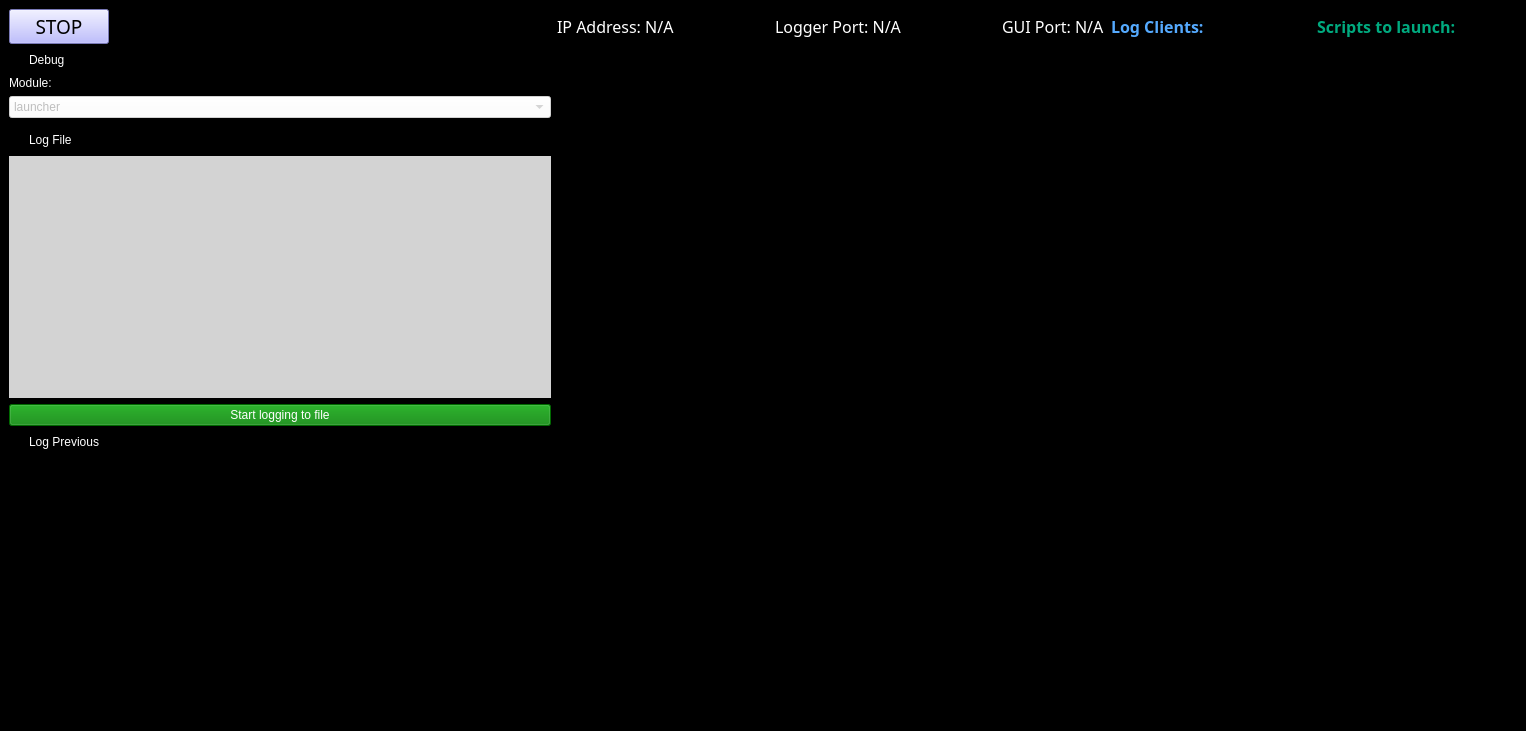
Before: the Qt Designer form pylabnet/gui/pyqt/gui_templates/logger_remote.ui in lukingroup/pylabnet, drawn with Qt 5.
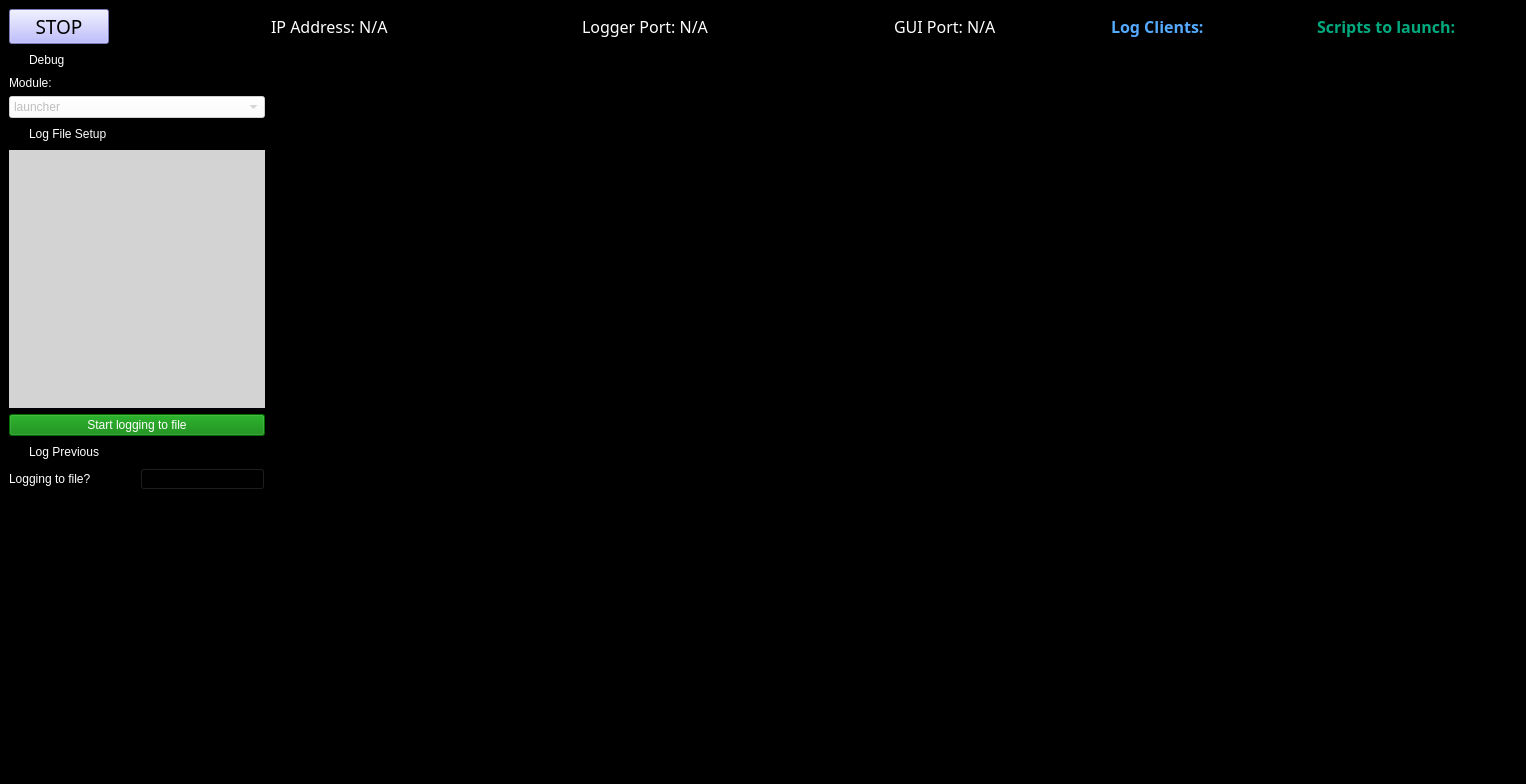
After: the same form once the commit is applied. Icons and pictures are not drawn.

Commit message: Write fiber coupling GUI Fixes #57

```diff
--- a/pylabnet/gui/pyqt/gui_templates/logger_remote.ui
+++ b/pylabnet/gui/pyqt/gui_templates/logger_remote.ui
@@ -7,7 +7,7 @@
     <x>0</x>
     <y>0</y>
     <width>1526</width>
-    <height>731</height>
+    <height>784</height>
    </rect>
   </property>
   <property name="windowTitle">
@@ -25,7 +25,80 @@
   </property>
   <widget class="QWidget" name="centralwidget">
    <layout class="QGridLayout" name="gridLayout">
-    <item row="8" column="0">
+    <item row="3" column="0" colspan="2">
+     <widget class="QComboBox" name="debug_comboBox">
+      <property name="enabled">
+       <bool>false</bool>
+      </property>
+      <property name="visible">
+       <bool>true</bool>
+      </property>
+      <property name="styleSheet">
+       <string notr="true">background-color: rgb(255, 255, 255)</string>
+      </property>
+      <property name="currentText">
+       <string>launcher</string>
+      </property>
+      <item>
+       <property name="text">
+        <string>launcher</string>
+       </property>
+      </item>
+      <item>
+       <property name="text">
+        <string>pylabnet_gui</string>
+       </property>
+      </item>
+      <item>
+       <property name="text">
+        <string>pylabnet_server</string>
+       </property>
+      </item>
+     </widget>
+    </item>
+    <item row="5" column="0" colspan="2">
+     <widget class="QTreeView" name="file_viewer">
+      <property name="enabled">
+       <bool>false</bool>
+      </property>
+      <property name="styleSheet">
+       <string notr="true">background-color: rgb(211, 211, 211);</string>
+      </property>
+      <property name="frameShape">
+       <enum>QFrame::NoFrame</enum>
+      </property>
+     </widget>
+    </item>
+    <item row="2" column="0" colspan="2">
+     <widget class="QLabel" name="debug_label">
+      <property name="enabled">
+       <bool>false</bool>
+      </property>
+      <property name="visible">
+       <bool>true</bool>
+      </property>
+      <property name="styleSheet">
+       <string notr="true">color: rgb(255, 255, 255);</string>
+      </property>
+      <property name="text">
+       <string>Module:</string>
+      </property>
+     </widget>
+    </item>
+    <item row="4" column="0" colspan="2">
+     <widget class="QRadioButton" name="log_file_button">
+      <property name="styleSheet">
+       <string notr="true">color: rgb(255, 255, 255);</string>
+      </property>
+      <property name="text">
+       <string>Log File Setup</string>
+      </property>
+      <property name="autoExclusive">
+       <bool>false</bool>
+      </property>
+     </widget>
+    </item>
+    <item row="6" column="0" rowspan="2" colspan="2">
      <layout class="QVBoxLayout" name="verticalLayout">
       <item>
        <widget class="QPushButton" name="logfile_status_button">
@@ -60,34 +133,41 @@
         </property>
        </widget>
       </item>
+      <item>
+       <layout class="QHBoxLayout" name="horizontalLayout_2">
+        <item>
+         <widget class="QLabel" name="label_3">
+          <property name="styleSheet">
+           <string notr="true">color: rgb(255, 255, 255);</string>
+          </property>
+          <property name="text">
+           <string>Logging to file?</string>
+          </property>
+         </widget>
+        </item>
+        <item>
+         <widget class="QPushButton" name="logfile_status_indicator">
+          <property name="text">
+           <string/>
+          </property>
+          <property name="icon">
+           <iconset>
+            <normaloff>green_LED_off.svg</normaloff>
+            <normalon>green_LED_on.svg</normalon>
+            <disabledoff>green_LED_off.svg</disabledoff>
+            <disabledon>green_LED_on.svg</disabledon>
+            <activeoff>green_LED_on.svg</activeoff>green_LED_off.svg</iconset>
+          </property>
+          <property name="checkable">
+           <bool>true</bool>
+          </property>
+         </widget>
+        </item>
+       </layout>
+      </item>
      </layout>
     </item>
-    <item row="2" column="2" rowspan="8">
-     <widget class="QListWidget" name="client_list">
-      <property name="maximumSize">
-       <size>
-        <width>200</width>
-        <height>16777215</height>
-       </size>
-      </property>
-      <property name="font">
-       <font>
-        <family>Calibri Light</family>
-        <pointsize>12</pointsize>
-       </font>
-      </property>
-      <property name="toolTip">
-       <string/>
-      </property>
-      <property name="styleSheet">
-       <string notr="true">color: rgb(85, 170, 255);</string>
-      </property>
-      <property name="frameShape">
-       <enum>QFrame::NoFrame</enum>
-      </property>
-     </widget>
-    </item>
-    <item row="1" column="1">
+    <item row="0" column="2">
      <layout class="QHBoxLayout" name="horizontalLayout_5">
       <property name="spacing">
        <number>100</number>
@@ -154,7 +234,42 @@
       </item>
      </layout>
     </item>
-    <item row="1" column="0">
+    <item row="0" column="4">
+     <widget class="QLabel" name="label_2">
+      <property name="maximumSize">
+       <size>
+        <width>200</width>
+        <height>16777215</height>
+       </size>
+      </property>
+      <property name="font">
+       <font>
+        <family>Calibri Light</family>
+        <pointsize>12</pointsize>
+       </font>
+      </property>
+      <property name="styleSheet">
+       <string notr="true">color: rgb(0, 170, 127);</string>
+      </property>
+      <property name="text">
+       <string>&lt;html&gt;&lt;head/&gt;&lt;body&gt;&lt;p&gt;&lt;span style=&quot; font-weight:600;&quot;&gt;Scripts to launch:&lt;/span&gt;&lt;/p&gt;&lt;/body&gt;&lt;/html&gt;</string>
+      </property>
+     </widget>
+    </item>
+    <item row="1" column="0" colspan="2">
+     <widget class="QRadioButton" name="debug_radio_button">
+      <property name="styleSheet">
+       <string notr="true">color: rgb(255, 255, 255);</string>
+      </property>
+      <property name="text">
+       <string>Debug</string>
+      </property>
+      <property name="autoExclusive">
+       <bool>false</bool>
+      </property>
+     </widget>
+    </item>
+    <item row="0" column="0" colspan="2">
      <widget class="QPushButton" name="stop_button">
       <property name="enabled">
        <bool>true</bool>
@@ -188,38 +303,7 @@
       </property>
      </widget>
     </item>
-    <item row="4" column="0">
-     <widget class="QComboBox" name="debug_comboBox">
-      <property name="enabled">
-       <bool>false</bool>
-      </property>
-      <property name="visible">
-       <bool>true</bool>
-      </property>
-      <property name="styleSheet">
-       <string notr="true">background-color: rgb(255, 255, 255)</string>
-      </property>
-      <property name="currentText">
-       <string>launcher</string>
-      </property>
-      <item>
-       <property name="text">
-        <string>launcher</string>
-       </property>
-      </item>
-      <item>
-       <property name="text">
-        <string>pylabnet_gui</string>
-       </property>
-      </item>
-      <item>
-       <property name="text">
-        <string>pylabnet_server</string>
-       </property>
-      </item>
-     </widget>
-    </item>
-    <item row="1" column="2">
+    <item row="0" column="3">
      <widget class="QLabel" name="label">
       <property name="maximumSize">
        <size>
@@ -241,102 +325,7 @@
       </property>
      </widget>
     </item>
-    <item row="1" column="3">
-     <widget class="QLabel" name="label_2">
-      <property name="maximumSize">
-       <size>
-        <width>200</width>
-        <height>16777215</height>
-       </size>
-      </property>
-      <property name="font">
-       <font>
-        <family>Calibri Light</family>
-        <pointsize>12</pointsize>
-       </font>
-      </property>
-      <property name="styleSheet">
-       <string notr="true">color: rgb(0, 170, 127);</string>
-      </property>
-      <property name="text">
-       <string>&lt;html&gt;&lt;head/&gt;&lt;body&gt;&lt;p&gt;&lt;span style=&quot; font-weight:600;&quot;&gt;Scripts to launch:&lt;/span&gt;&lt;/p&gt;&lt;/body&gt;&lt;/html&gt;</string>
-      </property>
-     </widget>
-    </item>
-    <item row="2" column="0">
-     <widget class="QRadioButton" name="debug_radio_button">
-      <property name="styleSheet">
-       <string notr="true">color: rgb(255, 255, 255);</string>
-      </property>
-      <property name="text">
-       <string>Debug</string>
-      </property>
-      <property name="autoExclusive">
-       <bool>false</bool>
-      </property>
-     </widget>
-    </item>
-    <item row="7" column="0">
-     <widget class="QTreeView" name="file_viewer">
-      <property name="enabled">
-       <bool>false</bool>
-      </property>
-      <property name="styleSheet">
-       <string notr="true">background-color: rgb(211, 211, 211);</string>
-      </property>
-      <property name="frameShape">
-       <enum>QFrame::NoFrame</enum>
-      </property>
-     </widget>
-    </item>
-    <item row="2" column="3" rowspan="8">
-     <widget class="QListWidget" name="script_list">
-      <property name="enabled">
-       <bool>true</bool>
-      </property>
-      <property name="maximumSize">
-       <size>
-        <width>200</width>
-        <height>16777215</height>
-       </size>
-      </property>
-      <property name="font">
-       <font>
-        <family>Calibri Light</family>
-        <pointsize>12</pointsize>
-       </font>
-      </property>
-      <property name="toolTip">
-       <string/>
-      </property>
-      <property name="styleSheet">
-       <string notr="true">color: rgb(0, 170, 127);</string>
-      </property>
-      <property name="frameShape">
-       <enum>QFrame::NoFrame</enum>
-      </property>
-      <property name="flow">
-       <enum>QListView::TopToBottom</enum>
-      </property>
-      <property name="viewMode">
-       <enum>QListView::IconMode</enum>
-      </property>
-     </widget>
-    </item>
-    <item row="6" column="0">
-     <widget class="QRadioButton" name="log_file_button">
-      <property name="styleSheet">
-       <string notr="true">color: rgb(255, 255, 255);</string>
-      </property>
-      <property name="text">
-       <string>Log File</string>
-      </property>
-      <property name="autoExclusive">
-       <bool>false</bool>
-      </property>
-     </widget>
-    </item>
-    <item row="9" column="0">
+    <item row="8" column="0">
      <widget class="QTextBrowser" name="buffer_terminal">
       <property name="maximumSize">
        <size>
@@ -358,23 +347,7 @@
       </property>
      </widget>
     </item>
-    <item row="3" column="0">
-     <widget class="QLabel" name="debug_label">
-      <property name="enabled">
-       <bool>false</bool>
-      </property>
-      <property name="visible">
-       <bool>true</bool>
-      </property>
-      <property name="styleSheet">
-       <string notr="true">color: rgb(255, 255, 255);</string>
-      </property>
-      <property name="text">
-       <string>Module:</string>
-      </property>
-     </widget>
-    </item>
-    <item row="2" column="1" rowspan="8">
+    <item row="1" column="2" rowspan="8">
      <widget class="QTextBrowser" name="terminal">
       <property name="enabled">
        <bool>true</bool>
@@ -393,6 +366,65 @@
       </property>
      </widget>
     </item>
+    <item row="1" column="3" rowspan="8">
+     <widget class="QListWidget" name="client_list">
+      <property name="maximumSize">
+       <size>
+        <width>200</width>
+        <height>16777215</height>
+       </size>
+      </property>
+      <property name="font">
+       <font>
+        <family>Calibri Light</family>
+        <pointsize>12</pointsize>
+       </font>
+      </property>
+      <property name="toolTip">
+       <string/>
+      </property>
+      <property name="styleSheet">
+       <string notr="true">color: rgb(85, 170, 255);</string>
+      </property>
+      <property name="frameShape">
+       <enum>QFrame::NoFrame</enum>
+      </property>
+     </widget>
+    </item>
+    <item row="1" column="4" rowspan="8">
+     <widget class="QListWidget" name="script_list">
+      <property name="enabled">
+       <bool>true</bool>
+      </property>
+      <property name="maximumSize">
+       <size>
+        <width>200</width>
+        <height>16777215</height>
+       </size>
+      </property>
+      <property name="font">
+       <font>
+        <family>Calibri Light</family>
+        <pointsize>12</pointsize>
+       </font>
+      </property>
+      <property name="toolTip">
+       <string/>
+      </property>
+      <property name="styleSheet">
+       <string notr="true">color: rgb(0, 170, 127);</string>
+      </property>
+      <property name="frameShape">
+       <enum>QFrame::NoFrame</enum>
+      </property>
+      <property name="flow">
+       <enum>QListView::TopToBottom</enum>
+      </property>
+      <property name="viewMode">
+       <enum>QListView::IconMode</enum>
+      </property>
+     </widget>
+    </item>
    </layout>
   </widget>
   <widget class="QMenuBar" name="menubar">
```
The commit also changes 1 other file.
